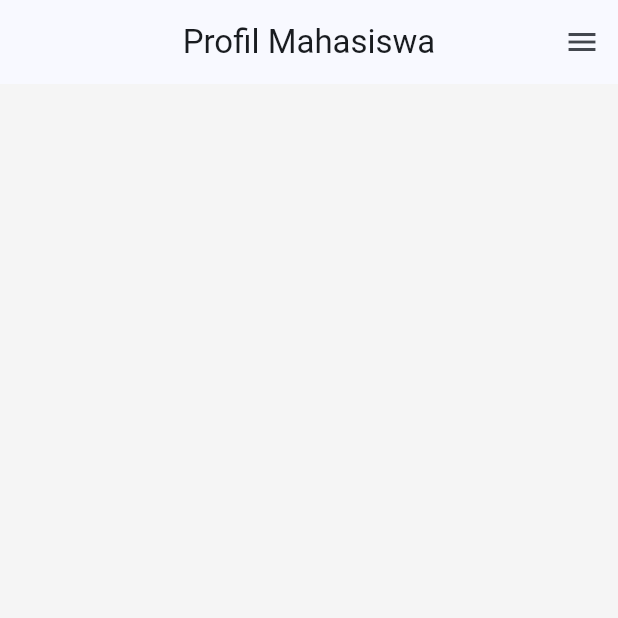
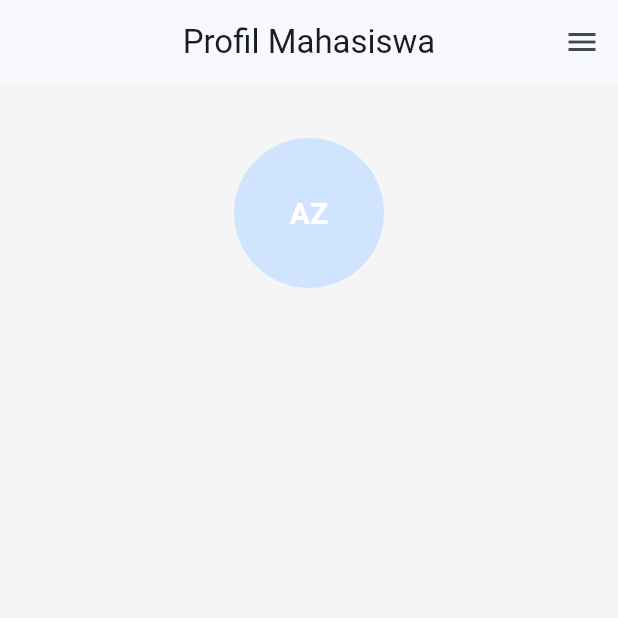
Before and after one commit to Azis020/uts-pml-1124160173, a Flutter app: the screen it shows after launch, on a phone screen of 412 x 824 dp, the top half of it. Run offline on Flutter 3.47's test engine with Material 3 defaults, Android fonts, the phone set to English and light mode, and no system bars.

```diff
--- a/lib/main.dart
+++ b/lib/main.dart
@@ -54,7 +54,20 @@ class ProfilePages extends StatelessWidget {
           child: Center(
             child: Column(
               crossAxisAlignment: CrossAxisAlignment.center,
-
+                children: [
+                  const SizedBox(height: 20),
+                  const CircleAvatar(
+                    radius: 50,
+                    child: Text(
+                      'AZ',
+                    style: TextStyle(
+                      fontWeight: FontWeight.bold,
+                      color: Colors.white,
+                      fontSize: 20,
+                    ),
+                    ),
+                  ),
+                ],
             ),
           ),
         )
```
